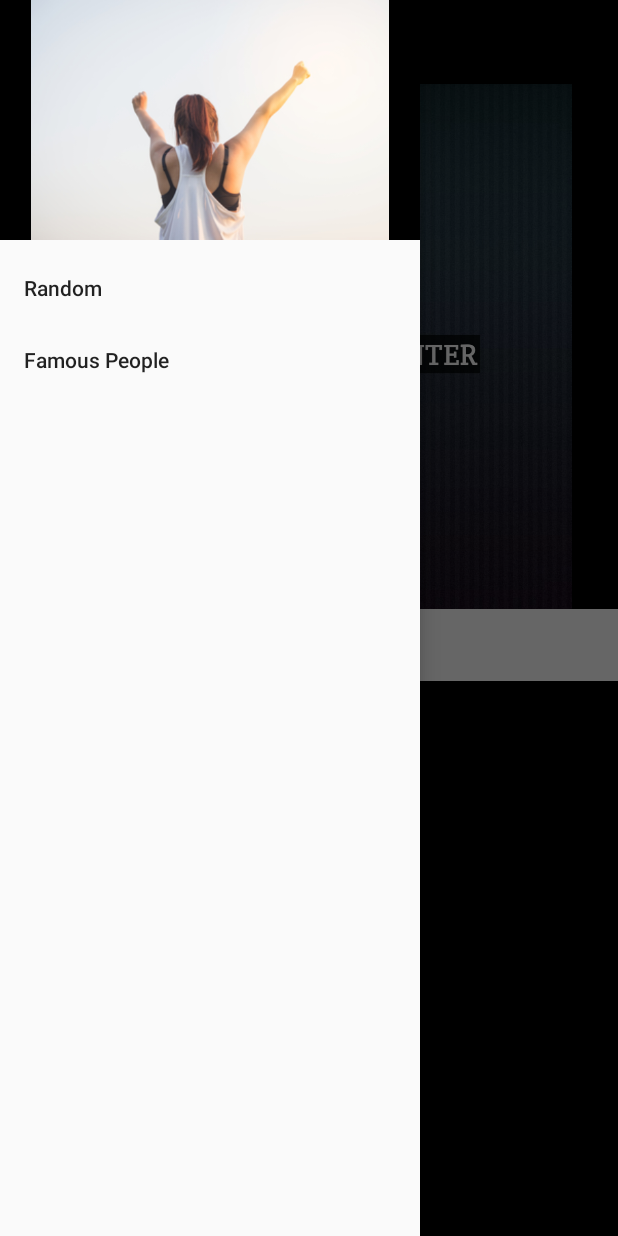
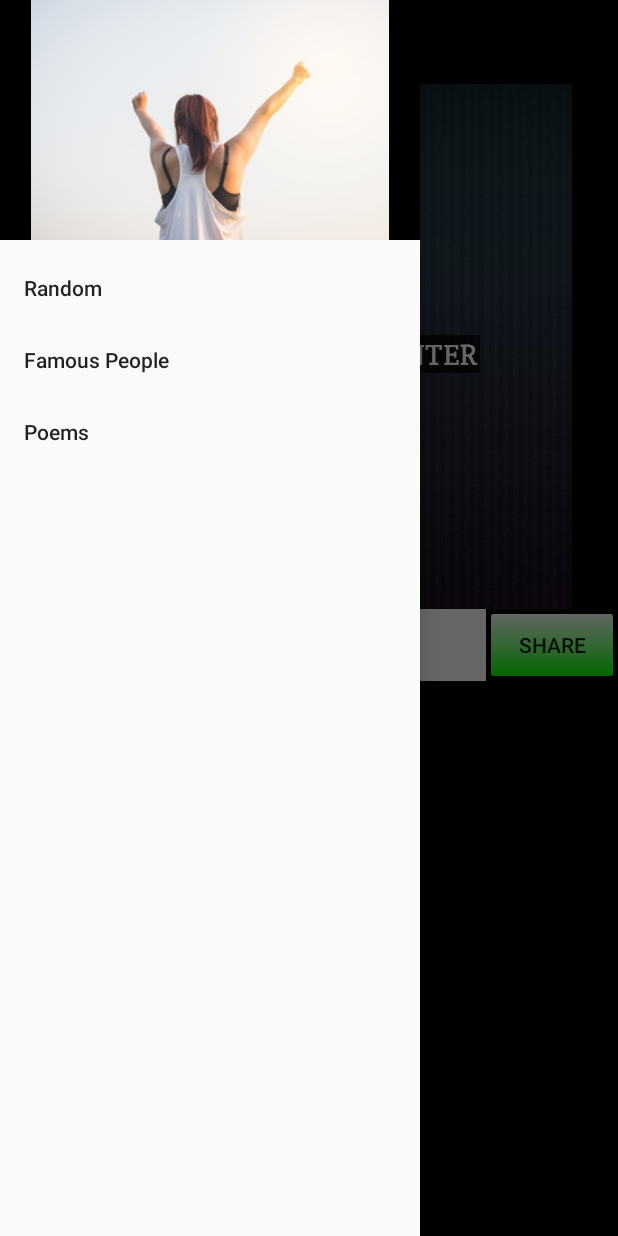
Before and after one commit to rahul-soshte/QuoteHunter, an Android app: the screen it shows after launch (MotivaActivity), with the side drawer open, on a phone screen of 412 x 824 dp. Run offline under Robolectric (Android 15) with nearby library versions, the phone set to English and light mode, and no system bars; our stand-ins replace Firebase (no records; nobody signed in at launch, a user with empty details on screens opened directly); pictures from the network do not load.

```diff
--- a/app/src/main/java/com/hunterlab/hunter/motiva/MotivaActivity.java
+++ b/app/src/main/java/com/hunterlab/hunter/motiva/MotivaActivity.java
@@ -14,7 +14,7 @@ import android.view.Menu;
 import android.view.MenuItem;
 
 public class MotivaActivity extends AppCompatActivity
-        implements NavigationView.OnNavigationItemSelectedListener,RandomFragment.OnFragmentInteractionListener,FamousFragment.OnFragmentInteractionListener{
+        implements NavigationView.OnNavigationItemSelectedListener,RandomFragment.OnFragmentInteractionListener,FamousFragment.OnFragmentInteractionListener,PoemFragment.OnFragmentInteractionListener{
 
 
     @Override
@@ -82,7 +82,10 @@ public class MotivaActivity extends AppCompatActivity
         } else if (id == R.id.famous) {
             fragment=new FamousFragment();
         }
-
+        else if(id == R.id.poem)
+        {
+            fragment=new PoemFragment();
+        }
 
         if(fragment!=null) {
             FragmentTransaction ft = getFragmentManager().beginTransaction();
--- a/app/src/main/java/com/hunterlab/hunter/motiva/RandomFragment.java
+++ b/app/src/main/java/com/hunterlab/hunter/motiva/RandomFragment.java
@@ -41,7 +41,7 @@ public class RandomFragment extends Fragment {
     Button nextButton;
     DatabaseReference rootRef,demoRef;
     TextView textView;
-
+    Button shareButton;
     static long n;
     String value;
     ProgressBar progressBar;
@@ -84,10 +84,10 @@ public class RandomFragment extends Fragment {
 
         super.onActivityCreated(savedInstanceState);
         imageView = (ImageView) getActivity().findViewById(R.id.imageView);
+        shareButton = (Button) getActivity().findViewById(R.id.shabutton2);
         nextButton = (Button) getActivity().findViewById(R.id.imageButton2);
         textView = (TextView) getActivity().findViewById(R.id.url);
         progressBar=(ProgressBar)getActivity().findViewById(R.id.progress);
-
         nextButton.setBackgroundColor(Color.WHITE);
         progressBar.setVisibility(View.GONE);
         //database reference pointing to root of database
--- /dev/null
+++ b/app/src/main/res/drawable/my_button_bg.xml
@@ -0,0 +1,9 @@
+<?xml version="1.0" encoding="utf-8"?>
+    <shape xmlns:android="http://schemas.android.com/apk/res/android"
+        android:shape="rectangle">
+        <gradient android:startColor="#FFFFFF"
+            android:endColor="#00FF00"
+            android:angle="270" />
+        <corners android:radius="3dp" />
+        <stroke android:width="5px" android:color="#000000" />
+    </shape>
--- a/app/src/main/res/layout/fragment_blank.xml
+++ b/app/src/main/res/layout/fragment_poem.xml
@@ -1,8 +1,8 @@
-<FrameLayout xmlns:android="http://schemas.android.com/apk/res/android"
+<RelativeLayout xmlns:android="http://schemas.android.com/apk/res/android"
     xmlns:tools="http://schemas.android.com/tools"
     android:layout_width="match_parent"
     android:layout_height="match_parent"
-    tools:context="com.hunterlab.hunter.motiva.BlankFragment">
+    tools:context="com.hunterlab.hunter.motiva.PoemFragment">
 
     <!-- TODO: Update blank fragment layout -->
     <TextView
@@ -10,4 +10,4 @@
         android:layout_height="match_parent"
         android:text="@string/hello_blank_fragment" />
 
-</FrameLayout>
+</RelativeLayout>
--- a/app/src/main/res/layout/fragment_random.xml
+++ b/app/src/main/res/layout/fragment_random.xml
@@ -35,11 +35,14 @@
 
     <Button
         android:id="@+id/imageButton2"
-        android:layout_width="match_parent"
+        android:layout_width="wrap_content"
         android:layout_height="wrap_content"
-        android:text="NEXT"
         android:layout_below="@+id/cardView"
-        android:layout_centerHorizontal="true" />
+        android:layout_toEndOf="@+id/url"
+        android:layout_toLeftOf="@+id/shabutton2"
+        android:layout_toRightOf="@+id/url"
+        android:layout_toStartOf="@+id/shabutton2"
+        android:text="NEXT" />
     <!--android:background="@drawable/button_selector"-->
 
     <TextView
@@ -51,4 +54,15 @@
         android:layout_alignParentLeft="true"
         android:layout_alignParentStart="true" />
 
+    <Button
+        android:id="@+id/shabutton2"
+        android:layout_width="wrap_content"
+        android:layout_height="wrap_content"
+        android:layout_alignBottom="@+id/imageButton2"
+        android:layout_alignParentEnd="true"
+        android:layout_alignParentRight="true"
+        android:layout_below="@+id/cardView"
+        android:background="@drawable/my_button_bg"
+        android:text="SHARE" />
+
 </RelativeLayout>
--- a/app/src/main/res/layout/listrowauthors.xml
+++ b/app/src/main/res/layout/listrowauthors.xml
@@ -11,7 +11,7 @@
     android:id="@+id/textAuthor"
     android:textColor="@color/white"
     android:textSize="20sp"
-    android:layout_width="wrap_content"
+    android:layout_width="match_parent"
     android:layout_height="wrap_content"
     android:text="Author Name"
     />
--- a/app/src/main/res/menu/activity_motiva_drawer.xml
+++ b/app/src/main/res/menu/activity_motiva_drawer.xml
@@ -8,7 +8,10 @@
         <item
             android:id="@+id/famous"
             android:title="Famous People" />
-
+        <item
+            android:id="@+id/poem"
+            android:title="Poems"
+            />
     </group>
 
     <!--<item android:title="Communicate">
```
Also changed, not shown: app/build.gradle (+4 -3 lines), app/src/main/java/com/hunterlab/hunter/motiva/PoemFragment.java (added, +108 -0 lines), 2 other files.
